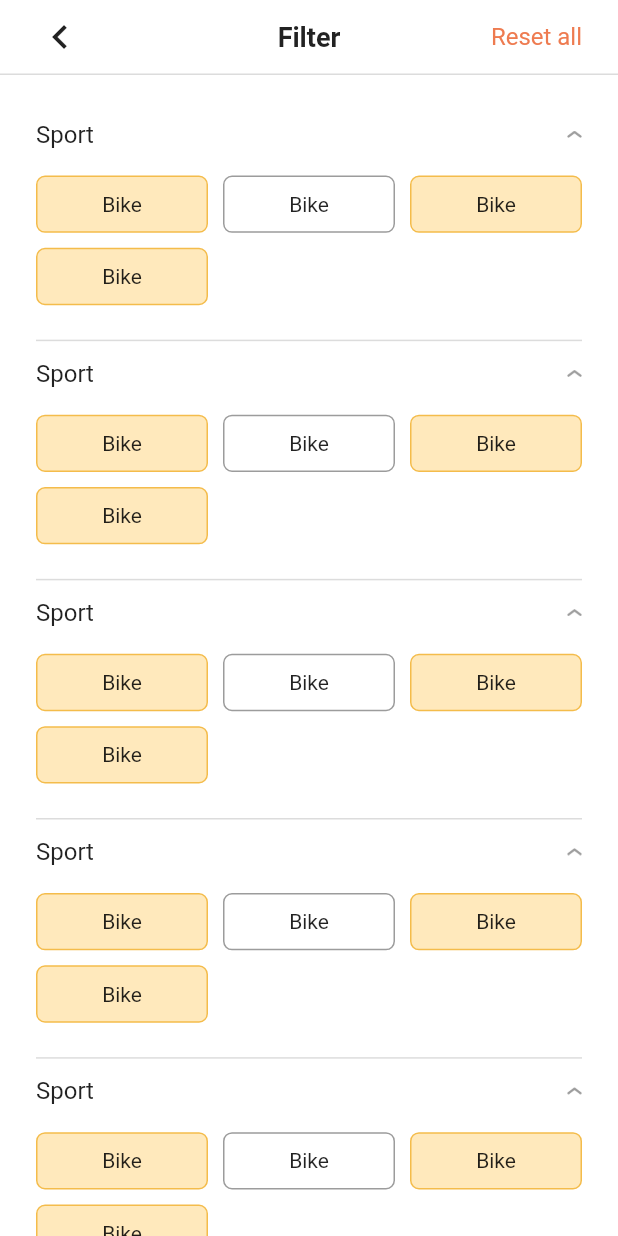
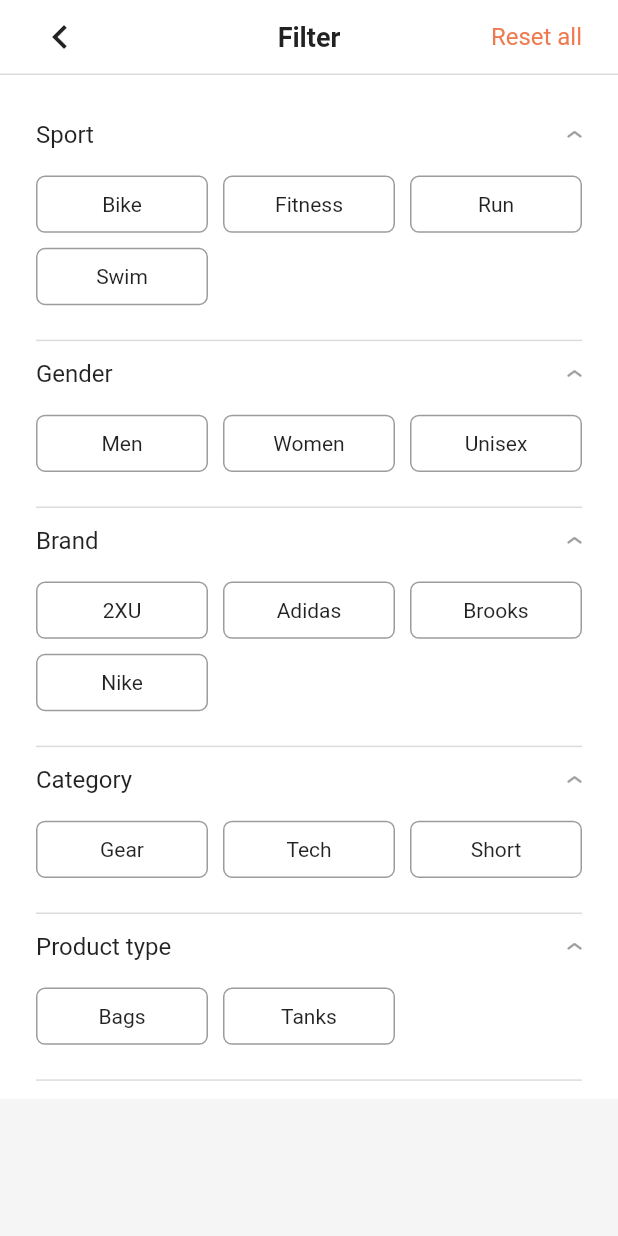
Before and after one commit to QuangDung159/flutter_ecommerce_app, a Flutter app: the FilterScreen screen opened directly, on a phone screen of 412 x 824 dp. Run offline on Flutter 3.47's test engine with Material 2 defaults, Android fonts, the phone set to English and light mode, and no system bars; our stand-ins replace get, modal_bottom_sheet, salomon_bottom_bar; network calls fail.

Commit message:
Filter screen

```diff
--- a/lib/UI/screens/filter_screen.dart
+++ b/lib/UI/screens/filter_screen.dart
@@ -5,6 +5,9 @@ import 'package:flutter_ecommerce_app/UI/widgets/app_bar.dart';
 import 'package:flutter_ecommerce_app/UI/widgets/filter_item_level_1.dart';
 import 'package:flutter_ecommerce_app/core/constants/app_colors.dart';
 import 'package:flutter_ecommerce_app/core/constants/app_dimension.dart';
+import 'package:flutter_ecommerce_app/core/controllers/getx_app_controller.dart';
+import 'package:flutter_ecommerce_app/core/data/filter_item_model.dart';
+import 'package:get/get.dart';
 
 class FilterScreen extends StatefulWidget {
   const FilterScreen({super.key});
@@ -14,6 +17,23 @@ class FilterScreen extends StatefulWidget {
 }
 
 class _FilterScreenState extends State<FilterScreen> {
+  GetxAppController getxAppController = Get.find<GetxAppController>();
+  List<Widget> renderListFilterLevel1() {
+    List<Widget> listFilterLevel1Render = [];
+
+    List listFilterLevel1 = getxAppController.listFilterLevel1;
+
+    for (FilterItemModel item in listFilterLevel1) {
+      listFilterLevel1Render.add(
+        FilterItemLevel1(
+          filterItemLevel1: item,
+        ),
+      );
+    }
+
+    return listFilterLevel1Render;
+  }
+
   @override
   Widget build(BuildContext context) {
     return Scaffold(
@@ -32,14 +52,10 @@ class _FilterScreenState extends State<FilterScreen> {
                       padding: EdgeInsets.symmetric(
                         horizontal: AppDimension.contentPadding,
                       ),
-                      child: Column(
-                        children: [
-                          FilterItemLevel1(),
-                          FilterItemLevel1(),
-                          FilterItemLevel1(),
-                          FilterItemLevel1(),
-                          FilterItemLevel1(),
-                        ],
+                      child: Obx(
+                        () => Column(
+                          children: renderListFilterLevel1(),
+                        ),
                       ),
                     )
                   ],
--- a/lib/UI/widgets/filter_item_level_1.dart
+++ b/lib/UI/widgets/filter_item_level_1.dart
@@ -3,18 +3,43 @@
 import 'package:flutter/material.dart';
 import 'package:flutter_ecommerce_app/UI/widgets/filter_item_level_2.dart';
 import 'package:flutter_ecommerce_app/core/constants/app_colors.dart';
+import 'package:flutter_ecommerce_app/core/controllers/getx_app_controller.dart';
+import 'package:flutter_ecommerce_app/core/data/filter_item_model.dart';
 import 'package:flutter_ecommerce_app/core/helpers/asset_helper.dart';
+import 'package:get/get.dart';
 
 class FilterItemLevel1 extends StatefulWidget {
   const FilterItemLevel1({
     Key? key,
+    required this.filterItemLevel1,
   }) : super(key: key);
+
+  final FilterItemModel filterItemLevel1;
 
   @override
   State<FilterItemLevel1> createState() => _FilterItemLevel1State();
 }
 
 class _FilterItemLevel1State extends State<FilterItemLevel1> {
+  List<Widget> renderListFilterLevel2() {
+    GetxAppController getxAppController = Get.find<GetxAppController>();
+    List<Widget> listLevel2Render = [];
+    List listFilterLevel2 = getxAppController.listFilterLevel2;
+
+    for (FilterItemModel item in listFilterLevel2) {
+      if (item.parentId == widget.filterItemLevel1.id) {
+        listLevel2Render.add(
+          FilterItemLevel2(
+            isSelected: true,
+            filterItemLevel2: item,
+          ),
+        );
+      }
+    }
+
+    return listLevel2Render;
+  }
+
   @override
   Widget build(BuildContext context) {
     return Column(
@@ -23,7 +48,7 @@ class _FilterItemLevel1State extends State<FilterItemLevel1> {
           mainAxisAlignment: MainAxisAlignment.spaceBetween,
           children: [
             Text(
-              'Sport',
+              widget.filterItemLevel1.name,
               style: TextStyle(
                 fontSize: 16,
               ),
@@ -37,19 +62,16 @@ class _FilterItemLevel1State extends State<FilterItemLevel1> {
         SizedBox(
           height: 18,
         ),
-        GridView.count(
+        Obx(
+          () => GridView.count(
             primary: false,
             crossAxisCount: 3,
             mainAxisSpacing: 10,
             crossAxisSpacing: 10,
             shrinkWrap: true,
             childAspectRatio: (102 / 34),
-          children: [
-            FilterItemLevel2(isSelected: true),
-            FilterItemLevel2(isSelected: false),
-            FilterItemLevel2(isSelected: true),
-            FilterItemLevel2(isSelected: true),
-          ],
+            children: renderListFilterLevel2(),
+          ),
         ),
         Container(
           height: 24,
--- a/lib/UI/widgets/filter_item_level_2.dart
+++ b/lib/UI/widgets/filter_item_level_2.dart
@@ -2,38 +2,72 @@
 
 import 'package:flutter/material.dart';
 import 'package:flutter_ecommerce_app/core/constants/app_colors.dart';
+import 'package:flutter_ecommerce_app/core/controllers/getx_app_controller.dart';
+import 'package:flutter_ecommerce_app/core/data/filter_item_model.dart';
+import 'package:get/get.dart';
 
 class FilterItemLevel2 extends StatefulWidget {
   const FilterItemLevel2({
     Key? key,
     required this.isSelected,
+    required this.filterItemLevel2,
   }) : super(key: key);
 
   final bool isSelected;
+  final FilterItemModel filterItemLevel2;
 
   @override
   State<FilterItemLevel2> createState() => _FilterItemLevel2State();
 }
 
 class _FilterItemLevel2State extends State<FilterItemLevel2> {
-  @override
-  Widget build(BuildContext context) {
+  bool isFilterSelected(
+    List listFilterSelected,
+    FilterItemModel filterItem,
+  ) {
+    bool isSelected = false;
+    for (var item in listFilterSelected) {
+      if (item.id == filterItem.id) {
+        isSelected = true;
+        break;
+      }
+    }
+    return isSelected;
+  }
+
+  Container renderListFilterLevel2() {
+    GetxAppController getxAppController = Get.find<GetxAppController>();
+
+    List listFilterSelected = getxAppController.listFilterSelected;
+
+    bool isSelected = isFilterSelected(
+      listFilterSelected,
+      widget.filterItemLevel2,
+    );
+
     return Container(
       decoration: BoxDecoration(
-        color: widget.isSelected ? AppColors.yellowLight : Colors.white,
+        color: isSelected ? AppColors.yellowLight : Colors.white,
         borderRadius: BorderRadius.circular(6),
         border: Border.all(
           width: 1,
-          color: widget.isSelected ? AppColors.primary : AppColors.greyMid,
+          color: isSelected ? AppColors.primary : AppColors.greyMid,
         ),
       ),
       width: 102,
       height: 24,
       child: Center(
         child: Text(
-          'Bike',
+          widget.filterItemLevel2.name,
         ),
       ),
     );
   }
+
+  @override
+  Widget build(BuildContext context) {
+    return Obx(
+      () => renderListFilterLevel2(),
+    );
+  }
 }
--- a/lib/core/constants/commons.dart
+++ b/lib/core/constants/commons.dart
@@ -1,3 +1,4 @@
+import 'package:flutter_ecommerce_app/core/data/filter_item_model.dart';
 import 'package:flutter_ecommerce_app/core/data/product_image_model.dart';
 import 'package:flutter_ecommerce_app/core/data/product_model.dart';
 import 'package:flutter_ecommerce_app/core/data/sort_item_model.dart';
@@ -352,3 +353,28 @@ List<SortItemModel> listSortDummy = [
   SortItemModel(title: 'Price (low)', value: 'price_low'),
   SortItemModel(title: 'Sale', value: 'sale'),
 ];
+
+List<FilterItemModel> listFilterDummy = [
+  FilterItemModel(id: 1, name: 'Sport', slug: 'sport', parentId: null),
+  FilterItemModel(id: 2, name: 'Gender', slug: 'gender', parentId: null),
+  FilterItemModel(id: 3, name: 'Brand', slug: 'brand', parentId: null),
+  FilterItemModel(id: 4, name: 'Category', slug: 'category', parentId: null),
+  FilterItemModel(
+      id: 5, name: 'Product type', slug: 'product_type', parentId: null),
+  FilterItemModel(id: 6, name: 'Bike', slug: 'bike', parentId: 1),
+  FilterItemModel(id: 7, name: 'Fitness', slug: 'fitness', parentId: 1),
+  FilterItemModel(id: 8, name: 'Run', slug: 'run', parentId: 1),
+  FilterItemModel(id: 9, name: 'Swim', slug: 'swim', parentId: 1),
+  FilterItemModel(id: 10, name: 'Men', slug: 'men', parentId: 2),
+  FilterItemModel(id: 11, name: 'Women', slug: 'women', parentId: 2),
+  FilterItemModel(id: 12, name: 'Unisex', slug: 'unisex', parentId: 2),
+  FilterItemModel(id: 13, name: '2XU', slug: '2xu', parentId: 3),
+  FilterItemModel(id: 14, name: 'Adidas', slug: 'adidas', parentId: 3),
+  FilterItemModel(id: 15, name: 'Brooks', slug: 'brooks', parentId: 3),
+  FilterItemModel(id: 16, name: 'Nike', slug: 'nike', parentId: 3),
+  FilterItemModel(id: 17, name: 'Gear', slug: 'gear', parentId: 4),
+  FilterItemModel(id: 18, name: 'Tech', slug: 'tech', parentId: 4),
+  FilterItemModel(id: 19, name: 'Short', slug: 'short', parentId: 4),
+  FilterItemModel(id: 20, name: 'Bags', slug: 'bags', parentId: 5),
+  FilterItemModel(id: 21, name: 'Tanks', slug: 'tanks', parentId: 5),
+];
--- a/lib/core/controllers/getx_app_controller.dart
+++ b/lib/core/controllers/getx_app_controller.dart
@@ -1,14 +1,21 @@
 import 'package:flutter_ecommerce_app/core/constants/commons.dart';
+import 'package:flutter_ecommerce_app/core/data/filter_item_model.dart';
 import 'package:flutter_ecommerce_app/core/data/sort_item_model.dart';
 import 'package:get/get.dart';
 
 class GetxAppController extends GetxController {
   final RxString sortSelectedValue = 'recommended'.obs;
   final Rx<SortItemModel> sortSelected = listSortDummy[0].obs;
+  final RxList listFilterLevel1 = [].obs;
+  final RxList listFilterLevel2 = [].obs;
+  final RxList listFilterSelected = [].obs;
 
   void setData({
     String? sortSelectedValue,
     SortItemModel? sortSelected,
+    List<FilterItemModel>? listFilterLevel1,
+    List<FilterItemModel>? listFilterLevel2,
+    List<FilterItemModel>? listFilterSelected,
   }) {
     if (sortSelectedValue != null) {
       this.sortSelectedValue.value = sortSelectedValue;
@@ -17,5 +24,17 @@ class GetxAppController extends GetxController {
     if (sortSelected != null) {
       this.sortSelected.value = sortSelected;
     }
+
+    if (listFilterLevel1 != null) {
+      this.listFilterLevel1.value = listFilterLevel1;
+    }
+
+    if (listFilterLevel2 != null) {
+      this.listFilterLevel2.value = listFilterLevel2;
+    }
+
+    if (listFilterSelected != null) {
+      this.listFilterSelected.value = listFilterSelected;
+    }
   }
 }
--- /dev/null
+++ b/lib/core/services/sort_filter_services.dart
@@ -0,0 +1,26 @@
+import 'package:flutter_ecommerce_app/core/constants/commons.dart';
+import 'package:flutter_ecommerce_app/core/controllers/getx_app_controller.dart';
+import 'package:flutter_ecommerce_app/core/data/filter_item_model.dart';
+import 'package:get/get.dart';
+
+class SortFilterServices {
+  static GetxAppController getxAppController = Get.find<GetxAppController>();
+
+  static void initListFilter() {
+    List<FilterItemModel> listLevel1 = [];
+    List<FilterItemModel> listLevel2 = [];
+
+    for (var item in listFilterDummy) {
+      if (item.parentId == null) {
+        listLevel1.add(item);
+      } else {
+        listLevel2.add(item);
+      }
+    }
+
+    getxAppController.setData(
+      listFilterLevel1: listLevel1,
+      listFilterLevel2: listLevel2,
+    );
+  }
+}
--- a/lib/main.dart
+++ b/lib/main.dart
@@ -4,6 +4,7 @@ import 'package:flutter/material.dart';
 import 'package:flutter_ecommerce_app/UI/screens/splash_screen.dart';
 import 'package:flutter_ecommerce_app/core/constants/app_colors.dart';
 import 'package:flutter_ecommerce_app/core/controllers/getx_app_controller.dart';
+import 'package:flutter_ecommerce_app/core/services/sort_filter_services.dart';
 import 'package:get/get.dart';
 
 void main() {
@@ -22,6 +23,8 @@ class _MyAppState extends State<MyApp> {
   void initState() {
     super.initState();
     Get.put(GetxAppController());
+
+    SortFilterServices.initListFilter();
   }
 
   @override
```
Lines whose indentation alone changed are shown as unchanged.
